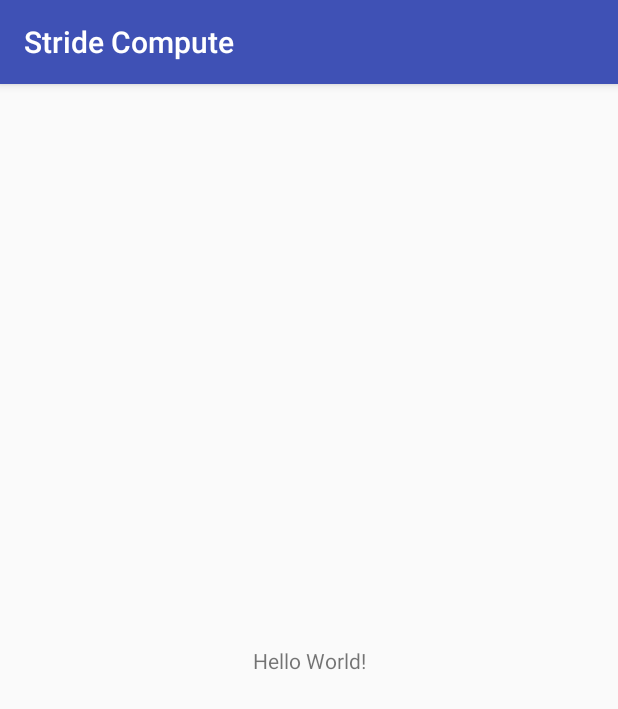
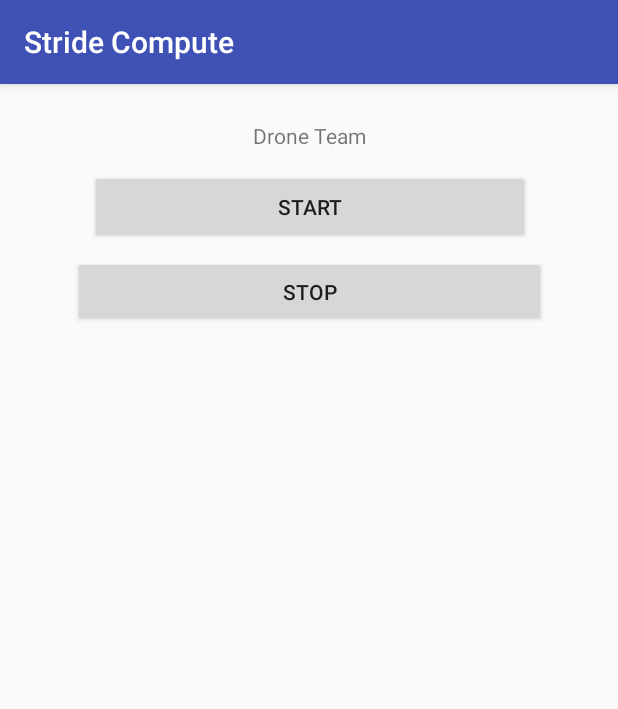
Before and after one commit to ZeroCool2u/StrideCompute, an Android app: the screen it shows after launch (MainActivity), on a phone screen of 412 x 824 dp. Shown: the top 709 px of the screen. Run offline under Robolectric (Android 15) with nearby library versions, the phone set to English and light mode, and no system bars.

Commit message:
Fixed misc issues that occurred during import.

```diff
--- a/app/src/main/res/layout/activity_main.xml
+++ b/app/src/main/res/layout/activity_main.xml
@@ -9,8 +9,44 @@
     <TextView
         android:layout_width="wrap_content"
         android:layout_height="wrap_content"
-        android:text="Hello World!"
-        app:layout_constraintBottom_toBottomOf="parent"
+        android:layout_marginBottom="8dp"
+        android:layout_marginLeft="8dp"
+        android:layout_marginRight="8dp"
+        android:layout_marginTop="16dp"
+        android:text="Drone Team"
+        app:layout_constraintBottom_toTopOf="@+id/start"
+        app:layout_constraintLeft_toLeftOf="parent"
+        app:layout_constraintRight_toRightOf="parent"
+        app:layout_constraintTop_toTopOf="parent"
+        app:layout_constraintVertical_bias="0.625" />
+
+    <Button
+        android:id="@+id/stop"
+        android:layout_width="315dp"
+        android:layout_height="47dp"
+        android:layout_alignParentBottom="true"
+        android:layout_centerHorizontal="true"
+        android:layout_marginLeft="8dp"
+        android:layout_marginRight="8dp"
+        android:layout_marginTop="8dp"
+        android:onClick="stopButton"
+        android:text="STOP"
+        app:layout_constraintLeft_toLeftOf="parent"
+        app:layout_constraintRight_toRightOf="parent"
+        app:layout_constraintTop_toBottomOf="@+id/start" />
+
+    <Button
+        android:id="@+id/start"
+        android:layout_width="293dp"
+        android:layout_height="49dp"
+        android:layout_above="@+id/stop"
+        android:layout_alignStart="@+id/stop"
+        android:layout_marginLeft="8dp"
+        android:layout_marginRight="8dp"
+        android:layout_marginTop="57dp"
+        android:onClick="startButton"
+        android:text="START"
+        app:layout_constraintHorizontal_bias="0.505"
         app:layout_constraintLeft_toLeftOf="parent"
         app:layout_constraintRight_toRightOf="parent"
         app:layout_constraintTop_toTopOf="parent" />
```
Also changed, not shown: app/src/main/java/com/example/theo/stridecompute/activity_main.xml (deleted, +0 -35 lines).
